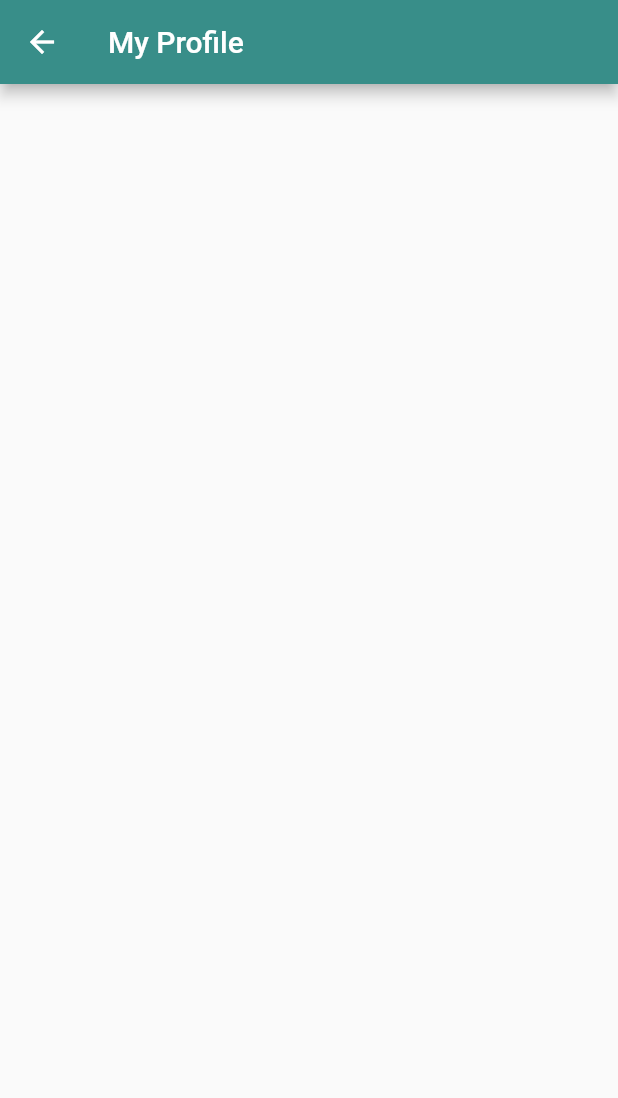
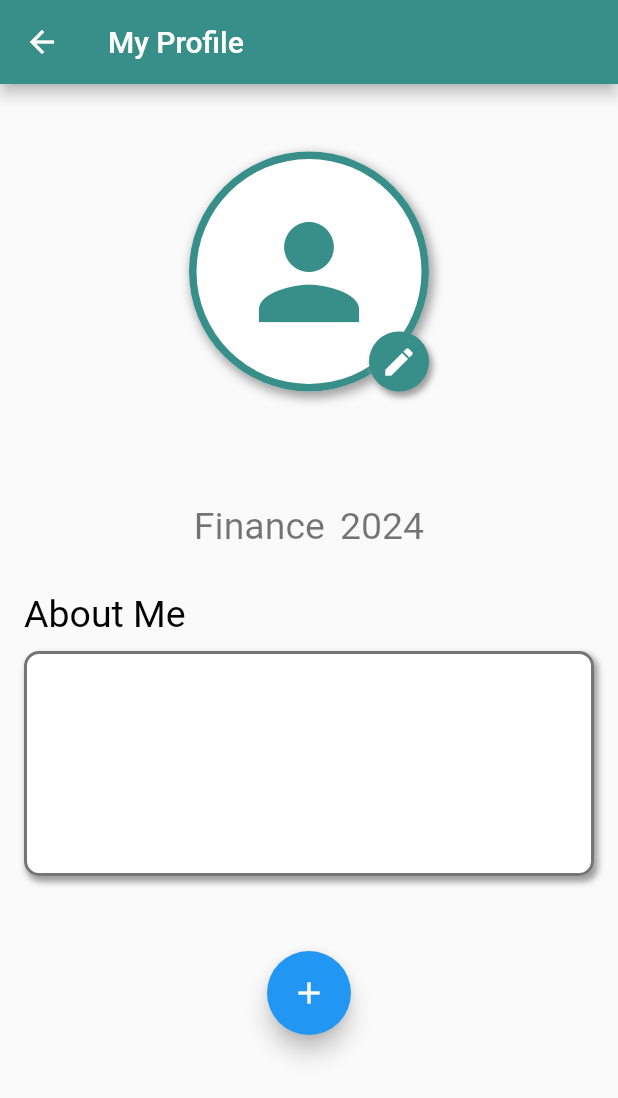
Before and after one commit to ScottBreonX/MentorXMVP, a Flutter app: the screen it shows once a user with an empty profile is signed in, after a tap on "Profile", on a phone screen of 412 x 824 dp. Shown: the top 1098 px of the screen. Run offline on Flutter 3.47's test engine with Material 2 defaults, Android fonts, the phone set to English and light mode, and no system bars; our stand-ins replace animated_text_kit, cloud_firestore, firebase_auth, firebase_core, modal_progress_hud; accounts and stored records are empty.

Commit message:
Profile page layout + initial Firestore config

```diff
--- a/lib/components/rounded_button.dart
+++ b/lib/components/rounded_button.dart
@@ -17,7 +17,7 @@ class RoundedButton extends StatelessWidget {
         borderRadius: BorderRadius.circular(30.0),
         child: MaterialButton(
           onPressed: onPressed,
-          minWidth: 250.0,
+          minWidth: 500.0,
           height: 50.0,
           child: Text(
             title,
--- a/lib/main.dart
+++ b/lib/main.dart
@@ -5,6 +5,7 @@ import 'package:mentorx_mvp/screens/landing_page.dart';
 import 'package:mentorx_mvp/screens/launch_screen.dart';
 import 'package:mentorx_mvp/screens/login_screen_blocbased.dart';
 import 'package:mentorx_mvp/services/auth.dart';
+import 'package:mentorx_mvp/services/database.dart';
 import 'package:provider/provider.dart';
 import 'screens/welcome_screen.dart';
 import 'screens/login_screen_blocbased.dart';
@@ -22,8 +23,9 @@ void main() async {
 }
 
 class MentorX extends StatelessWidget {
-  const MentorX({this.bloc});
+  const MentorX({this.bloc, this.database});
   final LoginBloc bloc;
+  final Database database;
 
   @override
   Widget build(BuildContext context) {
@@ -45,7 +47,9 @@ class MentorX extends StatelessWidget {
               ),
           ChatScreen.id: (context) => ChatScreen(),
           LaunchScreen.id: (context) => LaunchScreen(),
-          MyProfile.id: (context) => MyProfile(),
+          MyProfile.id: (context) => MyProfile(
+                database: database,
+              ),
           EventsScreen.id: (context) => EventsScreen(),
           MentoringScreen.id: (context) => MentoringScreen(),
           LandingPage.id: (context) => LandingPage(),
--- a/lib/screens/landing_page.dart
+++ b/lib/screens/landing_page.dart
@@ -3,6 +3,7 @@ import 'package:flutter/material.dart';
 import 'package:mentorx_mvp/screens/launch_screen.dart';
 import 'package:mentorx_mvp/screens/welcome_screen.dart';
 import 'package:mentorx_mvp/services/auth.dart';
+import 'package:mentorx_mvp/services/database.dart';
 import 'package:provider/provider.dart';
 
 class LandingPage extends StatelessWidget {
@@ -19,7 +20,10 @@ class LandingPage extends StatelessWidget {
           if (user == null) {
             return WelcomeScreen.create(context);
           }
-          return LaunchScreen();
+          return Provider<Database>(
+            create: (_) => FirestoreDatabase(uid: user.uid),
+            child: LaunchScreen(),
+          );
         }
         return Scaffold(
           body: Center(
--- a/lib/screens/profile_screen.dart
+++ b/lib/screens/profile_screen.dart
@@ -1,13 +1,16 @@
 import 'package:flutter/material.dart';
 import 'package:mentorx_mvp/constants.dart';
-import 'package:cloud_firestore/cloud_firestore.dart';
 import 'package:firebase_auth/firebase_auth.dart';
+import 'package:mentorx_mvp/services/database.dart';
+import 'package:provider/provider.dart';
 
 User loggedInUser;
-final _firestore = FirebaseFirestore.instance;
 
 class MyProfile extends StatefulWidget {
+  const MyProfile({Key key, @required this.database}) : super(key: key);
+
   static const String id = 'profile_screen';
+  final Database database;
 
   @override
   _MyProfileState createState() => _MyProfileState();
@@ -33,6 +36,14 @@ class _MyProfileState extends State<MyProfile> {
     }
   }
 
+  Future<void> _createProfile(BuildContext context) async {
+    final database = Provider.of<Database>(context, listen: false);
+    await database.createProfile({
+      'fName': 'Scott',
+      'lName': 'Breon',
+    });
+  }
+
   @override
   Widget build(BuildContext context) {
     return Scaffold(
@@ -40,10 +51,168 @@ class _MyProfileState extends State<MyProfile> {
         backgroundColor: kMentorXTeal,
         title: Text('My Profile'),
       ),
-      body: SafeArea(
-        child: Column(
+      body: Container(
+        padding: EdgeInsets.only(left: 16.0, top: 45.0, right: 16.0),
+        child: ListView(
           children: [
-            Text('${loggedInUser.email}'),
+            Center(
+              child: Stack(
+                children: [
+                  Container(
+                    decoration: BoxDecoration(
+                      color: Colors.white,
+                      shape: BoxShape.circle,
+                      boxShadow: [
+                        BoxShadow(
+                          blurRadius: 5,
+                          offset: Offset(2, 3),
+                          color: Colors.grey,
+                          spreadRadius: 1,
+                        )
+                      ],
+                    ),
+                    child: CircleAvatar(
+                      backgroundColor: kMentorXTeal,
+                      radius: 80,
+                      child: CircleAvatar(
+                        backgroundColor: Colors.white,
+                        radius: 75,
+                        child: Icon(
+                          Icons.person,
+                          color: kMentorXTeal,
+                          size: 100,
+                        ),
+                      ),
+                    ),
+                  ),
+                  Positioned(
+                    bottom: 0,
+                    right: 0,
+                    child: Container(
+                      height: 40.0,
+                      width: 40.0,
+                      decoration: BoxDecoration(
+                        shape: BoxShape.circle,
+                        color: kMentorXTeal,
+                        boxShadow: [
+                          BoxShadow(
+                            blurRadius: 3,
+                            offset: Offset(2, 3),
+                            color: Colors.grey,
+                            spreadRadius: 0.5,
+                          )
+                        ],
+                      ),
+                      child: Icon(
+                        Icons.edit,
+                        color: Colors.white,
+                      ),
+                    ),
+                  ),
+                ],
+              ),
+            ),
+            SizedBox(
+              height: 30.0,
+            ),
+            Row(
+              mainAxisAlignment: MainAxisAlignment.center,
+              children: [
+                Text(
+                  '${loggedInUser.displayName}',
+                  style: TextStyle(
+                    fontSize: 30.0,
+                    color: Colors.black,
+                  ),
+                ),
+                SizedBox(
+                  width: 10.0,
+                ),
+                Text(
+                  '${loggedInUser.displayName}',
+                  style: TextStyle(
+                    fontSize: 30.0,
+                    color: Colors.black,
+                  ),
+                ),
+              ],
+            ),
+            SizedBox(
+              height: 10.0,
+            ),
+            Row(
+              mainAxisAlignment: MainAxisAlignment.center,
+              children: [
+                Text(
+                  'Finance',
+                  style: TextStyle(
+                    fontSize: 25.0,
+                    color: Colors.black54,
+                  ),
+                ),
+                SizedBox(
+                  width: 10.0,
+                ),
+                Text(
+                  '2024',
+                  style: TextStyle(
+                    fontSize: 25.0,
+                    color: Colors.black54,
+                  ),
+                ),
+              ],
+            ),
+            SizedBox(
+              height: 30,
+            ),
+            Row(
+              children: [
+                Text(
+                  'About Me',
+                  style: TextStyle(
+                    fontSize: 25.0,
+                    color: Colors.black,
+                  ),
+                ),
+              ],
+            ),
+            SizedBox(
+              height: 10,
+            ),
+            Column(
+              crossAxisAlignment: CrossAxisAlignment.stretch,
+              children: [
+                Container(
+                  height: 150,
+                  decoration: BoxDecoration(
+                    border: Border.all(
+                      color: Colors.black54,
+                      width: 2.0,
+                    ),
+                    borderRadius: BorderRadius.all(Radius.circular(10.0)),
+                    shape: BoxShape.rectangle,
+                    color: Colors.white,
+                    boxShadow: [
+                      BoxShadow(
+                        blurRadius: 3,
+                        offset: Offset(2, 3),
+                        color: Colors.grey,
+                        spreadRadius: 0.5,
+                      )
+                    ],
+                  ),
+                ),
+                SizedBox(
+                  height: 50,
+                ),
+                FloatingActionButton(
+                  child: Icon(
+                    Icons.add,
+                  ),
+                  onPressed: () => _createProfile(context),
+                ),
+              ],
+            ),
           ],
         ),
       ),
--- /dev/null
+++ b/lib/services/database.dart
@@ -0,0 +1,18 @@
+import 'package:cloud_firestore/cloud_firestore.dart';
+import 'package:flutter/foundation.dart';
+
+abstract class Database {
+  Future<void> createProfile(Map<String, dynamic> profileData);
+}
+
+class FirestoreDatabase implements Database {
+  FirestoreDatabase({@required this.uid}) : assert(uid != null);
+
+  final String uid;
+
+  Future<void> createProfile(Map<String, dynamic> profileData) async {
+    final path = '/users/$uid/profile/';
+    final documentReference = FirebaseFirestore.instance.doc(path);
+    await documentReference.set(profileData);
+  }
+}
```
Also changed, not shown: lib/old_screens/login_screen_stateful.dart (renamed from lib/screens/login_screen_stateful.dart), lib/old_screens/registration_screen_stateful.dart (renamed from lib/screens/registration_screen_stateful.dart).
